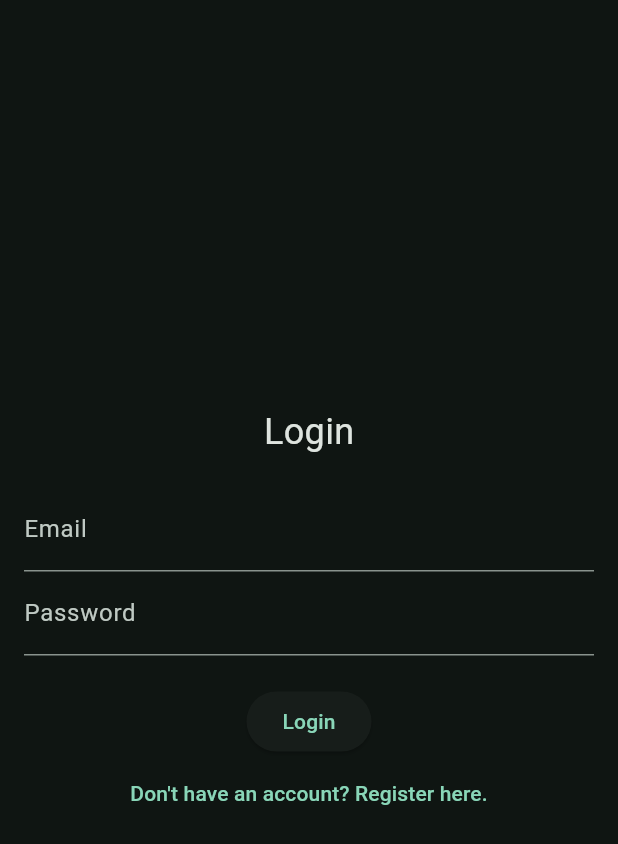
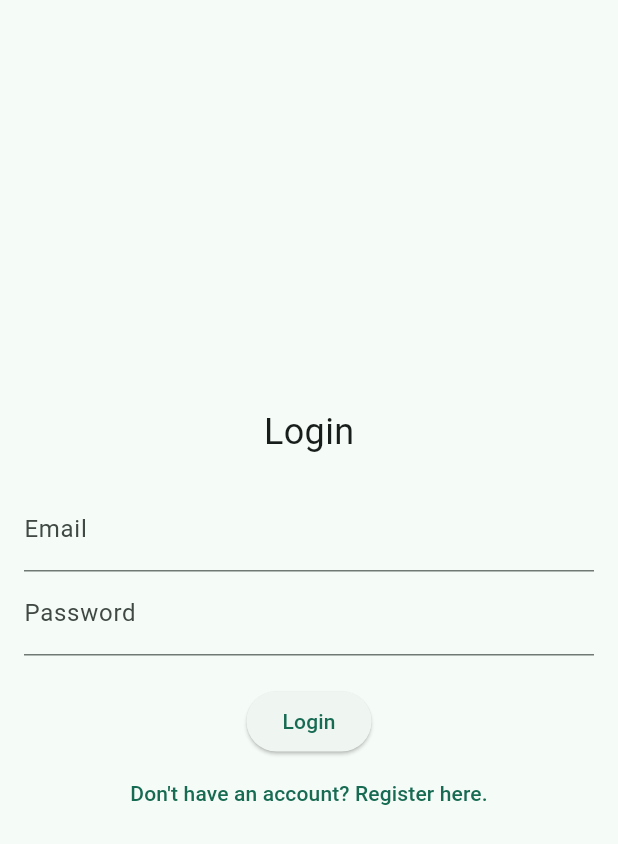
Before and after one commit to IMabuza/pokedex, a Flutter app: the screen it shows after launch, on a phone screen of 412 x 824 dp. Shown: the top 844 px of the screen. Run offline on Flutter 3.47's test engine with Material 3 defaults, Android fonts, the phone set to English and light mode, and no system bars; our stand-ins replace bloc, dio, equatable, firebase_auth, firebase_core, flutter_bloc and 1 more; accounts and stored records are empty.

Commit message:
add theme toggle

```diff
--- a/lib/features/auth/view_models/auth_view_model.dart
+++ b/lib/features/auth/view_models/auth_view_model.dart
@@ -16,7 +16,7 @@ class AuthViewModel {
       return;
     }
 
-    _authBloc.add(SignIn(email, email));
+    _authBloc.add(SignIn(email, password));
   }
 
   void register(String email, String password, String confirmPassword) {
--- a/lib/features/home/bloc/home_bloc.dart
+++ b/lib/features/home/bloc/home_bloc.dart
@@ -1,13 +1,27 @@
+import 'dart:async';
+
 import 'package:bloc/bloc.dart';
 import 'package:equatable/equatable.dart';
+import 'package:pokedex/features/home/models/pokemon_list_item.dart';
+import 'package:pokedex/features/home/services/api_service.dart';
 
 part 'home_event.dart';
 part 'home_state.dart';
 
 class HomeBloc extends Bloc<HomeEvent, HomeState> {
-  HomeBloc() : super(HomeInitial()) {
-    on<HomeEvent>((event, emit) {
-      // TODO: implement event handler
-    });
+  final ApiService _apiService;
+  HomeBloc(this._apiService) : super(HomeInitial()) {
+   on<LoadPokemons>(_onLoadPokemons);
+  }
+
+  Future<void> _onLoadPokemons(LoadPokemons event, Emitter<HomeState> emit) async {
+    try{
+
+      emit(HomeLoading());
+      final data = await _apiService.fetchPokemon();
+      emit(HomeLoaded(data));
+    }catch(e){
+      emit(HomeError("Failed"));
+    }
   }
 }
--- a/lib/features/home/bloc/home_event.dart
+++ b/lib/features/home/bloc/home_event.dart
@@ -1,8 +1,16 @@
 part of 'home_bloc.dart';
 
-abstract class HomeEvent extends Equatable {
+class HomeEvent extends Equatable {
   const HomeEvent();
 
   @override
   List<Object> get props => [];
 }
+
+
+class LoadPokemons extends HomeEvent{
+  final int limit;
+  final int offSet;
+
+  const LoadPokemons(this.limit, this.offSet);
+}
--- a/lib/features/home/bloc/home_state.dart
+++ b/lib/features/home/bloc/home_state.dart
@@ -1,9 +1,22 @@
 part of 'home_bloc.dart';
 
-abstract class HomeState extends Equatable {
+ class HomeState extends Equatable {
   const HomeState();
 
   @override
   List<Object> get props => [];
 }
 class HomeInitial extends HomeState {}
+
+class HomeLoading extends HomeState{}
+
+class HomeLoaded extends HomeState{
+  final List<PokemonListItem> items;
+
+  const HomeLoaded(this.items);
+}
+
+class HomeError extends HomeState{
+  final String errorMessage;
+  const HomeError(this.errorMessage);
+}
--- /dev/null
+++ b/lib/features/home/bloc/theme/theme_bloc.dart
@@ -0,0 +1,21 @@
+import 'dart:async';
+
+import 'package:bloc/bloc.dart';
+import 'package:equatable/equatable.dart';
+
+part 'theme_event.dart';
+part 'theme_state.dart';
+
+class ThemeBloc extends Bloc<ThemeEvent, ThemeState> {
+  ThemeBloc() : super(ThemeInitial()) {
+  on<ThemeToggle>(_onThemeToggle);
+  }
+
+  FutureOr<void> _onThemeToggle(ThemeToggle event, Emitter<ThemeState> emit) {
+    if(event.isDarkMode){
+      emit(ThemeLight());
+    }else{
+      emit(ThemeDark());
+    }
+  }
+}
--- /dev/null
+++ b/lib/features/home/bloc/theme/theme_event.dart
@@ -0,0 +1,15 @@
+part of 'theme_bloc.dart';
+
+class ThemeEvent extends Equatable {
+  const ThemeEvent();
+
+  @override
+  List<Object> get props => [];
+}
+
+
+class ThemeToggle extends ThemeEvent{
+  final bool isDarkMode;
+
+  const ThemeToggle(this.isDarkMode);
+}
--- /dev/null
+++ b/lib/features/home/bloc/theme/theme_state.dart
@@ -0,0 +1,14 @@
+part of 'theme_bloc.dart';
+
+class ThemeState extends Equatable {
+  const ThemeState();
+
+  @override
+  List<Object> get props => [];
+}
+
+class ThemeInitial extends ThemeState {}
+
+class ThemeDark extends ThemeState{}
+
+class ThemeLight extends ThemeState{}
--- /dev/null
+++ b/lib/features/home/models/pokemon_list_item.dart
@@ -0,0 +1,16 @@
+class PokemonListItem {
+  final String name;
+  final String url;
+  final String id;
+
+  PokemonListItem({required this.name, required this.url, required this.id});
+
+
+  factory PokemonListItem.fromJson(Map<String, dynamic> json) {
+    return PokemonListItem(
+      name: json['name'] ?? '',
+      url: json['url'] ?? '',
+      id: json['url'].split('/').reversed.elementAt(1),
+    );
+  }
+}
--- a/lib/main.dart
+++ b/lib/main.dart
@@ -3,6 +3,9 @@ import 'package:flutter/material.dart';
 import 'package:flutter_bloc/flutter_bloc.dart';
 import 'package:pokedex/features/auth/bloc/auth_bloc.dart';
 import 'package:pokedex/features/auth/services/auth_service.dart';
+import 'package:pokedex/features/home/bloc/home_bloc.dart';
+import 'package:pokedex/features/home/bloc/theme/theme_bloc.dart';
+import 'package:pokedex/features/home/services/api_service.dart';
 import 'package:pokedex/firebase_options.dart';
 import 'package:pokedex/router.dart';
 
@@ -17,17 +20,24 @@ class MyApp extends StatelessWidget {
 
   @override
   Widget build(BuildContext context) {
-    final routerConfig = router(context);
     return MultiBlocProvider(
-      providers: [BlocProvider(create: (context) => AuthBloc(AuthService()))],
-      child: MaterialApp.router(
-        theme: ThemeData(
-          colorScheme: ColorScheme.fromSeed(
-            seedColor: const Color.fromARGB(255, 15, 86, 66),
-            brightness: Brightness.dark,
-          ),
-        ),
-        routerConfig: routerConfig,
+      providers: [
+        BlocProvider(create: (context) => AuthBloc(AuthService())),
+        BlocProvider(create: (context) => HomeBloc(ApiService())),
+        BlocProvider(create: (context) => ThemeBloc())
+      ],
+      child: BlocBuilder<ThemeBloc, ThemeState>(
+        builder: (context, state) {
+          return MaterialApp.router(
+            theme: ThemeData(
+              colorScheme: ColorScheme.fromSeed(
+                seedColor: const Color.fromARGB(255, 15, 86, 66),
+                brightness: state is ThemeDark ? Brightness.dark : Brightness.light,
+              ),
+            ),
+            routerConfig: AppRouter.router,
+          );
+        },
       ),
     );
   }
--- a/lib/router.dart
+++ b/lib/router.dart
@@ -2,12 +2,29 @@ import 'package:flutter/material.dart';
 import 'package:go_router/go_router.dart';
 import 'package:pokedex/features/auth/views/login_screen.dart';
 import 'package:pokedex/features/auth/views/register_screen.dart';
+import 'package:pokedex/features/home/views/home_screen.dart';
 
-GoRouter router(BuildContext context) {
-  return GoRouter(
+class AppRouter {
+  static final GoRouter _router = GoRouter(
     initialLocation: "/",
     routes: [
-    GoRoute(path: "/", name: "login", builder: (context, state) => LoginScreen(),),
-    GoRoute(path: "/register", name: "register", builder: (context, state) => RegisterScreen(),)
-  ]);
+      GoRoute(
+        path: "/",
+        name: "login",
+        builder: (context, state) => LoginScreen(),
+      ),
+      GoRoute(
+        path: "/register",
+        name: "register",
+        builder: (context, state) => RegisterScreen(),
+      ),
+      GoRoute(
+        path: "/home",
+        name: "home",
+        builder: (context, state) => HomeScreen(),
+      ),
+    ],
+  );
+
+  static GoRouter get router => _router;
 }
--- a/pubspec.yaml
+++ b/pubspec.yaml
@@ -28,6 +28,7 @@ dependencies:
   firebase_auth: ^6.2.0
   go_router: ^17.1.0
   flutter_bloc: ^9.1.1
+  dio: ^5.9.2
 
 dev_dependencies:
   flutter_test:
```
Also changed, not shown: lib/features/home/services/api_service.dart (added, +25 -0 lines), lib/features/home/view_models/home_view_model.dart (added, +16 -0 lines), lib/features/home/views/home_screen.dart (+65 -1 lines), pubspec.lock.
